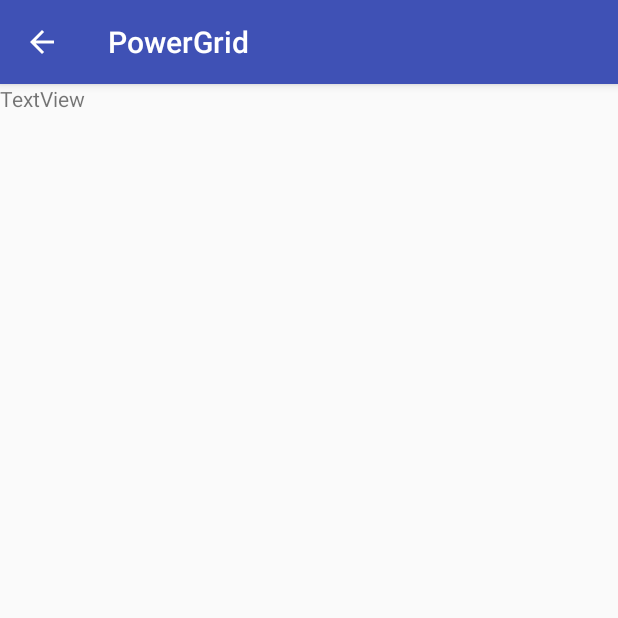
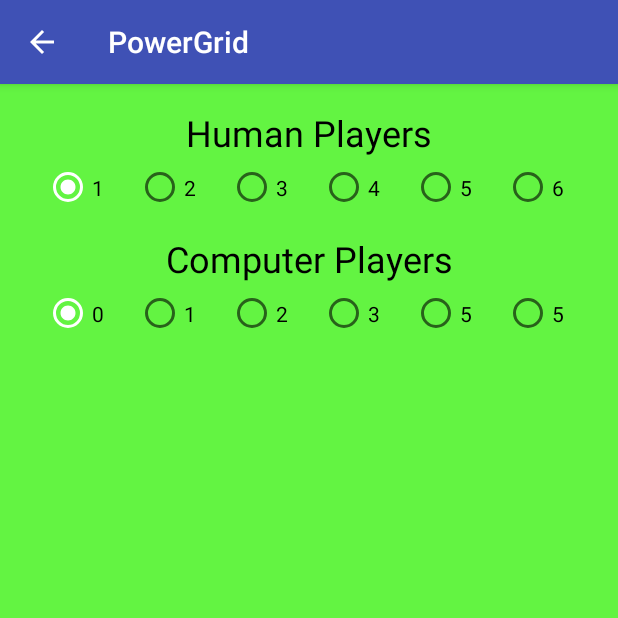
Before and after one commit to dpshaw6/PowerGrid, an Android app: the CreateNewGame screen opened directly, with no data from a screen before it, on a phone screen of 412 x 824 dp, the top half of it. Run offline under Robolectric (Android 15) with nearby library versions, the phone set to English and light mode, and no system bars.

Commit message:
Initial human/computer number selection.

```diff
--- a/app/src/main/java/com/android/portland/powergrid/CreateNewGame.java
+++ b/app/src/main/java/com/android/portland/powergrid/CreateNewGame.java
@@ -2,6 +2,9 @@ package com.android.portland.powergrid;
 
 import android.os.Bundle;
 import android.support.v7.app.AppCompatActivity;
+import android.view.View;
+import android.widget.RadioButton;
+import android.widget.RadioGroup;
 
 /**
  * Created by dpsha on 23-Nov-17.
@@ -9,10 +12,37 @@ import android.support.v7.app.AppCompatActivity;
 
 public class CreateNewGame extends AppCompatActivity {
 
+    private static int MAX_PLAYERS = 6;
+    private static int MIN_PLAYERS = 3;
+
+    private int humanCount = 1;
+    private int computerCount = 0;
+    private int totalCount = humanCount + computerCount;
+
+
     @Override
     protected void onCreate(Bundle savedInstanceState) {
         super.onCreate(savedInstanceState);
         setContentView(R.layout.activity_createnewgame);
+
+        final RadioGroup humanRG = (RadioGroup) findViewById(R.id.humanPlayerCountRadioGroup);
+        humanRG.setOnClickListener(new View.OnClickListener() {
+            @Override
+            public void onClick(View v) {
+                int selectedId = humanRG.getCheckedRadioButtonId();
+                RadioButton humanCountButton = (RadioButton) findViewById(selectedId);
+
+                humanCount = Integer.parseInt(humanCountButton.getText().toString());
+
+                int newTotalCount = humanCount + computerCount;
+                if (newTotalCount > MAX_PLAYERS) {
+                    computerCount = MAX_PLAYERS - humanCount;
+                }
+            }
+        });
+
+        RadioGroup computerRG = (RadioGroup) findViewById(R.id.computerPlayerCountRadioGroup);
+
+
     }
-
 }
--- a/app/src/main/res/layout/activity_createnewgame.xml
+++ b/app/src/main/res/layout/activity_createnewgame.xml
@@ -1,12 +1,149 @@
 <?xml version="1.0" encoding="utf-8"?>
 <android.support.constraint.ConstraintLayout xmlns:android="http://schemas.android.com/apk/res/android"
+    xmlns:app="http://schemas.android.com/apk/res-auto"
+    xmlns:tools="http://schemas.android.com/tools"
     android:id="@+id/new_game_screen"
     android:layout_width="match_parent"
-    android:layout_height="match_parent">
+    android:layout_height="match_parent"
+    android:background="@color/colorPGGreen"
+    tools:layout_editor_absoluteY="81dp">
 
     <TextView
-        android:id="@+id/textView"
+        android:id="@+id/textHumanPlayers"
         android:layout_width="wrap_content"
         android:layout_height="wrap_content"
-        android:text="TextView" />
+        android:layout_marginTop="16dp"
+        android:text="@string/human_players_text"
+        android:textColor="@color/colorPGBlack"
+        android:textSize="24dp"
+        app:layout_constraintEnd_toEndOf="parent"
+        app:layout_constraintHorizontal_bias="0.5"
+        app:layout_constraintStart_toStartOf="parent"
+        app:layout_constraintTop_toTopOf="parent"></TextView>
+
+    <RadioGroup xmlns:android="http://schemas.android.com/apk/res/android"
+        android:id="@+id/humanPlayerCountRadioGroup"
+        android:layout_width="354dp"
+        android:layout_height="44dp"
+        android:layout_marginEnd="8dp"
+        android:layout_marginStart="8dp"
+        android:layout_marginTop="48dp"
+        android:checkedButton="@+id/radioButtonHumanPlayers1"
+        android:orientation="horizontal"
+        app:layout_constraintEnd_toEndOf="parent"
+        app:layout_constraintStart_toStartOf="parent"
+        app:layout_constraintTop_toTopOf="parent">
+
+        <RadioButton
+            android:id="@+id/radioButtonHumanPlayers1"
+            android:layout_width="46dp"
+            android:layout_height="42dp"
+            android:text="@string/one_text" />
+
+        <RadioButton
+            android:id="@+id/radioButtonHumanPlayers2"
+            android:layout_width="46dp"
+            android:layout_height="42dp"
+            android:layout_marginStart="15dp"
+            android:text="@string/two_text" />
+
+        <RadioButton
+            android:id="@+id/radioButtonHumanPlayers3"
+            android:layout_width="46dp"
+            android:layout_height="42dp"
+            android:layout_marginStart="15dp"
+            android:text="@string/three_text" />
+
+        <RadioButton
+            android:id="@+id/radioButtonHumanPlayers4"
+            android:layout_width="46dp"
+            android:layout_height="42dp"
+            android:layout_marginStart="15dp"
+            android:text="@string/four_text" />
+
+        <RadioButton
+            android:id="@+id/radioButtonHumanPlayers5"
+            android:layout_width="46dp"
+            android:layout_height="42dp"
+            android:layout_marginStart="15dp"
+            android:text="@string/five_text" />
+
+        <RadioButton
+            android:id="@+id/radioButtonHumanPlayers6"
+            android:layout_width="46dp"
+            android:layout_height="42dp"
+            android:layout_marginStart="15dp"
+            android:text="@string/six_text" />
+
+    </RadioGroup>
+
+    <TextView
+        android:id="@+id/textComputerPlayers"
+        android:layout_width="wrap_content"
+        android:layout_height="wrap_content"
+        android:layout_marginTop="100dp"
+        android:text="@string/computer_players_text"
+        android:textColor="@color/colorPGBlack"
+        android:textSize="24dp"
+        app:layout_constraintEnd_toEndOf="parent"
+        app:layout_constraintHorizontal_bias="0.5"
+        app:layout_constraintStart_toStartOf="parent"
+        app:layout_constraintTop_toTopOf="parent"></TextView>
+
+    <RadioGroup xmlns:android="http://schemas.android.com/apk/res/android"
+        android:id="@+id/computerPlayerCountRadioGroup"
+        android:layout_width="354dp"
+        android:layout_height="44dp"
+        android:layout_marginEnd="8dp"
+        android:layout_marginStart="8dp"
+        android:layout_marginTop="132dp"
+        android:checkedButton="@+id/radioButtonComputerPlayers0"
+        android:orientation="horizontal"
+        app:layout_constraintEnd_toEndOf="parent"
+        app:layout_constraintStart_toStartOf="parent"
+        app:layout_constraintTop_toTopOf="parent">
+
+        <RadioButton
+            android:id="@+id/radioButtonComputerPlayers0"
+            android:layout_width="46dp"
+            android:layout_height="42dp"
+            android:text="@string/zero_text" />
+
+        <RadioButton
+            android:id="@+id/radioButtonComputerPlayers1"
+            android:layout_width="46dp"
+            android:layout_height="42dp"
+            android:layout_marginStart="15dp"
+            android:text="@string/one_text" />
+
+        <RadioButton
+            android:id="@+id/radioButtonComputerPlayers2"
+            android:layout_width="46dp"
+            android:layout_height="42dp"
+            android:layout_marginStart="15dp"
+            android:text="@string/two_text" />
+
+        <RadioButton
+            android:id="@+id/radioButtonComputerPlayers3"
+            android:layout_width="46dp"
+            android:layout_height="42dp"
+            android:layout_marginStart="15dp"
+            android:text="@string/three_text" />
+
+        <RadioButton
+            android:id="@+id/radioButtonComputerPlayers4"
+            android:layout_width="46dp"
+            android:layout_height="42dp"
+            android:layout_marginStart="15dp"
+            android:text="@string/five_text" />
+
+        <RadioButton
+            android:id="@+id/radioButtonComputerPlayers5"
+            android:layout_width="46dp"
+            android:layout_height="42dp"
+            android:layout_marginStart="15dp"
+            android:text="@string/five_text" />
+
+    </RadioGroup>
+
 </android.support.constraint.ConstraintLayout>
--- a/app/src/main/res/values/colors.xml
+++ b/app/src/main/res/values/colors.xml
@@ -3,4 +3,6 @@
     <color name="colorPrimary">#3F51B5</color>
     <color name="colorPrimaryDark">#303F9F</color>
     <color name="colorAccent">#FFFFFF</color>
+    <color name="colorPGGreen">#63f442</color>
+    <color name="colorPGBlack">#000000</color>
 </resources>
--- a/app/src/main/res/values/strings.xml
+++ b/app/src/main/res/values/strings.xml
@@ -4,4 +4,14 @@
     <string name="new_text">New</string>
     <string name="continue_text">Continue</string>
     <string name="settings_text">Settings</string>
+    <string name="human_players_text">Human Players</string>
+    <string name="computer_players_text">Computer Players</string>
+
+    <string name="zero_text">0</string>
+    <string name="one_text">1</string>
+    <string name="two_text">2</string>
+    <string name="three_text">3</string>
+    <string name="four_text">4</string>
+    <string name="five_text">5</string>
+    <string name="six_text">6</string>
 </resources>
```
